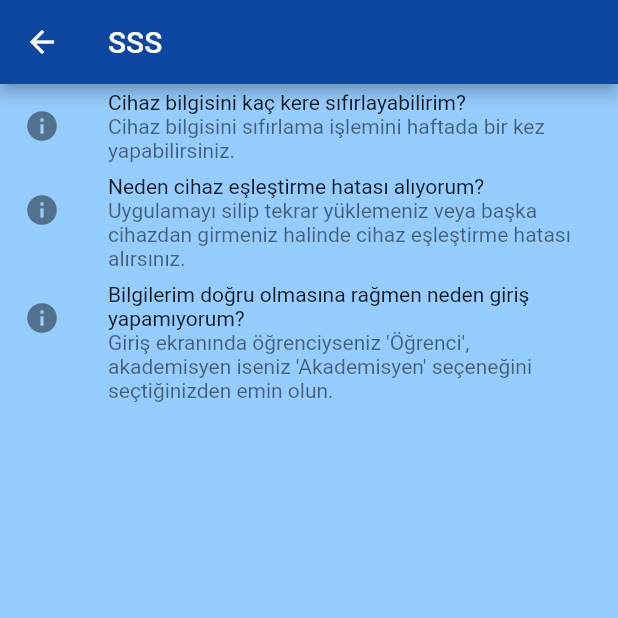
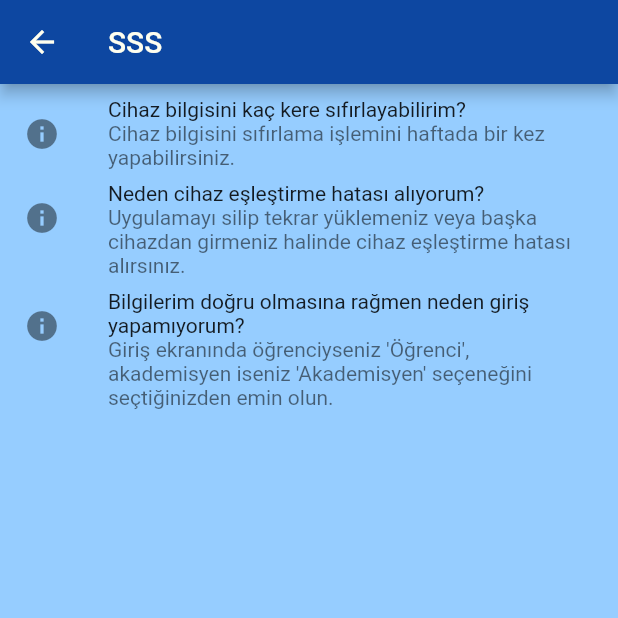
Before and after one commit to o-gkmn/qr_attendance, a Flutter app: the screen it shows after launch, after a tap on the "help" icon, on a phone screen of 412 x 824 dp, the top half of it. Run offline on Flutter 3.47's test engine with Material 2 defaults, Android fonts, the phone set to English and light mode, and no system bars; missing offline and left inert: qr_code_scanner.

Commit message:
Some sizes changed

```diff
--- a/lib/view/attendance/view/attendance_screen.dart
+++ b/lib/view/attendance/view/attendance_screen.dart
@@ -89,7 +89,7 @@ class _Body extends StatelessWidget {
         children: [
           Icon(
             Icons.qr_code_scanner,
-            size: MediaQuery.of(context).size.height * 0.25,
+            size: MediaQuery.of(context).size.height * 0.20,
             color: Theme.of(context).primaryColor,
           ),
           Text("Okutmak için tıklayın",
--- a/lib/view/attendance/view/history_screen.dart
+++ b/lib/view/attendance/view/history_screen.dart
@@ -51,8 +51,8 @@ class _Header extends StatelessWidget {
           ),
           const Spacer(flex: 1),
           Padding(
-            padding: const EdgeInsets.only(bottom: 20, left: 70),
-            child: Text("Geçmiş", style: Theme.of(context).textTheme.headline5),
+            padding: const EdgeInsets.only(bottom: 15, left: 70),
+            child: Text("Geçmiş", style: Theme.of(context).textTheme.headline6!.copyWith(fontSize: 28)),
           ),
         ],
       ),
--- a/lib/view/faq/view/faq_screeen.dart
+++ b/lib/view/faq/view/faq_screeen.dart
@@ -28,7 +28,9 @@ class FAQScreen extends StatelessWidget {
 class _FAQScreenView extends StatelessWidget {
   @override
   Widget build(BuildContext context) {
-    return ListView.builder(
+    return Padding(
+      padding: const EdgeInsets.only(top: 5),
+      child: ListView.builder(
         itemCount: 3,
         itemBuilder: ((context, index) {
           return ListTile(
@@ -37,6 +39,7 @@ class _FAQScreenView extends StatelessWidget {
             subtitle: Text(subtitle[index]),
           );
         }),
+      ),
     );
   }
 }
```
Lines whose indentation alone changed are shown as unchanged.
